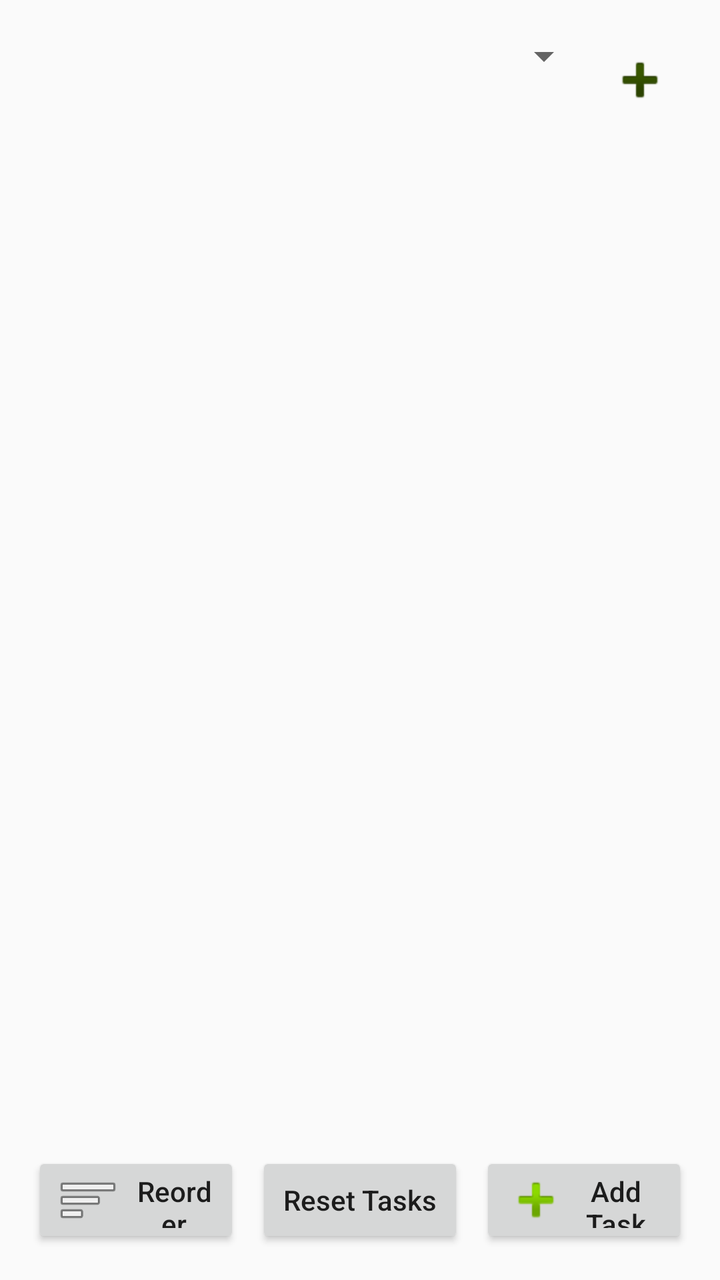
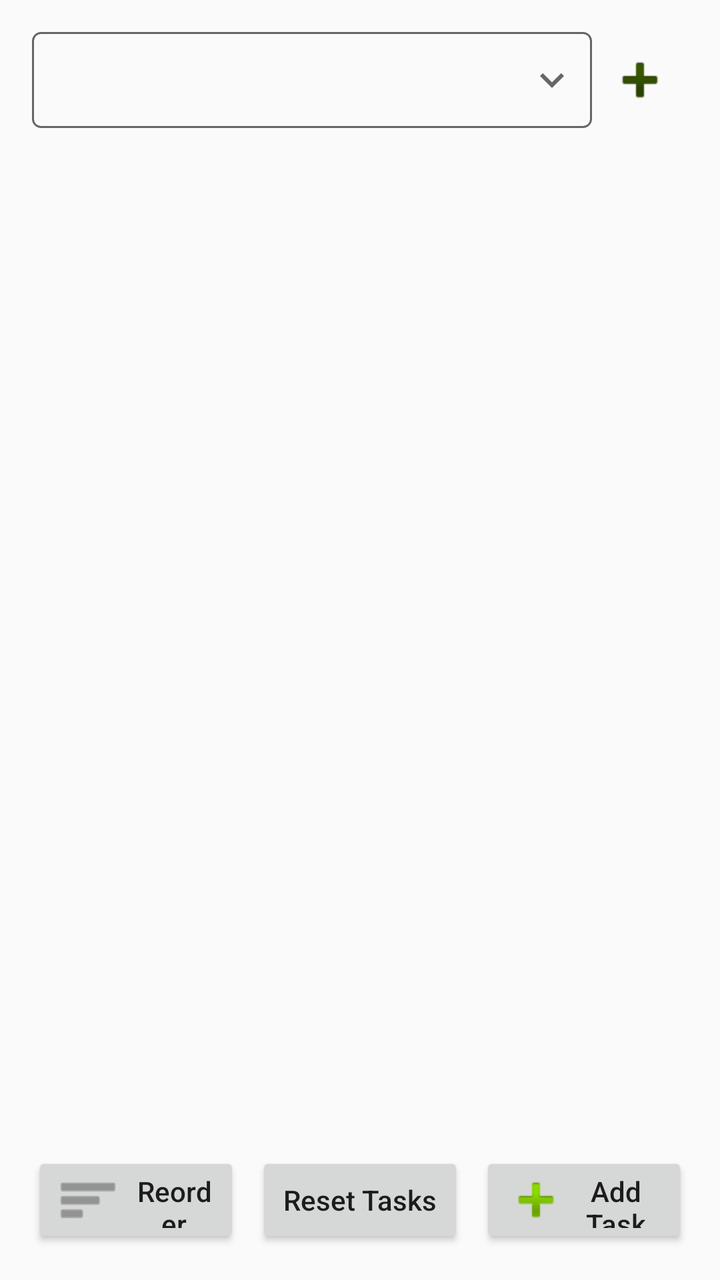

An Android layout rendered at two revisions. The XML below is the earlier revision; the diff shows what the commit changed to produce the second picture.
<!-- AndroidManifest.xml: activity theme Theme.Checklist -->
<!-- res/layout/activity_main.xml -->
<?xml version="1.0" encoding="utf-8"?>
<androidx.constraintlayout.widget.ConstraintLayout xmlns:android="http://schemas.android.com/apk/res/android"
    xmlns:app="http://schemas.android.com/apk/res-auto"
    xmlns:tools="http://schemas.android.com/tools"
    android:layout_width="match_parent"
    android:layout_height="match_parent"
    tools:context=".MainActivity">

    <LinearLayout
        android:id="@+id/topButtonsLayout"
        android:layout_width="0dp"
        android:layout_height="wrap_content"
        android:orientation="horizontal"
        android:gravity="start"
        android:padding="16dp"
        app:layout_constraintEnd_toEndOf="parent"
        app:layout_constraintStart_toStartOf="parent"
        app:layout_constraintTop_toTopOf="parent">

        <Spinner
            android:id="@+id/routineSpinner"
            android:layout_width="0dp"
            android:layout_height="wrap_content"
            android:layout_weight="1"
            android:spinnerMode="dropdown" />

        <ImageButton
            android:id="@+id/addRoutineButton"
            android:layout_width="48dp"
            android:layout_height="48dp"
            android:src="@android:drawable/ic_input_add"
            android:contentDescription="@string/add_routine"
            android:background="?attr/selectableItemBackgroundBorderless"
            android:tint="?attr/colorControlNormal" />

    </LinearLayout>

    <androidx.recyclerview.widget.RecyclerView
        android:id="@+id/recyclerView"
        android:layout_width="0dp"
        android:layout_height="0dp"
        app:layout_constraintBottom_toTopOf="@id/bottomButtonsLayout"
        app:layout_constraintEnd_toEndOf="parent"
        app:layout_constraintStart_toStartOf="parent"
        app:layout_constraintTop_toBottomOf="@id/topButtonsLayout"
        tools:listitem="@layout/item_task" />

    <LinearLayout
        android:id="@+id/bottomButtonsLayout"
        android:layout_width="0dp"
        android:layout_height="wrap_content"
        android:orientation="horizontal"
        android:gravity="center_vertical"
        android:layout_margin="16dp"
        app:layout_constraintBottom_toBottomOf="parent"
        app:layout_constraintEnd_toEndOf="parent"
        app:layout_constraintStart_toStartOf="parent">

        <Button
            android:id="@+id/reorderTasksButton"
            android:layout_width="0dp"
            android:layout_height="48dp"
            android:minHeight="48dp"
            android:maxHeight="48dp"
            android:layout_weight="1"
            android:layout_marginEnd="8dp"
            android:text="@string/reorder_tasks"
            android:drawableStart="@android:drawable/ic_menu_sort_by_size"
            android:drawablePadding="6dp"
            android:textAllCaps="false" />

        <Button
            android:id="@+id/resetStatusButton"
            android:layout_width="0dp"
            android:layout_height="48dp"
            android:minHeight="48dp"
            android:maxHeight="48dp"
            android:layout_weight="1"
            android:text="Reset Tasks"
            android:textAllCaps="false" />

        <Button
            android:id="@+id/addTaskButton"
            android:layout_width="0dp"
            android:layout_height="48dp"
            android:minHeight="48dp"
            android:maxHeight="48dp"
            android:layout_weight="1"
            android:layout_marginStart="8dp"
            android:drawableStart="@android:drawable/ic_input_add"
            android:text="Add Task"
            android:textAllCaps="false" />

    </LinearLayout>

</androidx.constraintlayout.widget.ConstraintLayout>
<!-- res/layout/item_task.xml (included above) -->
<?xml version="1.0" encoding="utf-8"?>
<LinearLayout xmlns:android="http://schemas.android.com/apk/res/android"
    android:layout_width="match_parent"
    android:layout_height="wrap_content"
    android:orientation="horizontal"
    android:padding="20dp"
    android:minHeight="80dp"
    android:gravity="center_vertical">

    <ImageButton
        android:id="@+id/editButton"
        android:layout_width="40dp"
        android:layout_height="40dp"
        android:src="@android:drawable/ic_menu_edit"
        android:contentDescription="Edit task"
        android:scaleType="centerInside"
        android:background="?attr/selectableItemBackground"
        android:layout_marginEnd="16dp" />

    <ImageButton
        android:id="@+id/dragHandle"
        android:layout_width="40dp"
        android:layout_height="40dp"
        android:src="@drawable/ic_drag_handle"
        android:contentDescription="@string/reorder_task"
        android:scaleType="centerInside"
        android:background="?attr/selectableItemBackground"
        android:layout_marginEnd="16dp"
        android:visibility="gone" />

    <TextView
        android:id="@+id/taskName"
        android:layout_width="0dp"
        android:layout_height="wrap_content"
        android:layout_weight="1"
        android:textSize="20sp"
        android:textStyle="bold" />

    <EditText
        android:id="@+id/taskNameEdit"
        android:layout_width="0dp"
        android:layout_height="wrap_content"
        android:layout_weight="1"
        android:hint="@string/edit_task_name"
        android:inputType="textCapSentences"
        android:singleLine="true"
        android:textSize="18sp"
        android:visibility="gone" />

    <LinearLayout
        android:id="@+id/taskEditActions"
        android:layout_width="wrap_content"
        android:layout_height="wrap_content"
        android:orientation="horizontal"
        android:visibility="gone">

        <ImageButton
            android:id="@+id/saveTaskButton"
            android:layout_width="40dp"
            android:layout_height="40dp"
            android:src="@drawable/ic_check"
            android:contentDescription="@string/save_task"
            android:background="?attr/selectableItemBackgroundBorderless"
            android:tint="#2E7D32" />

        <ImageButton
            android:id="@+id/deleteTaskButton"
            android:layout_width="40dp"
            android:layout_height="40dp"
            android:src="@android:drawable/ic_menu_delete"
            android:contentDescription="@string/delete_task"
            android:background="?attr/selectableItemBackgroundBorderless"
            android:tint="#D32F2F" />

        <ImageButton
            android:id="@+id/cancelTaskEditButton"
            android:layout_width="40dp"
            android:layout_height="40dp"
            android:src="@android:drawable/ic_menu_close_clear_cancel"
            android:contentDescription="@string/cancel_task_edit"
            android:background="?attr/selectableItemBackgroundBorderless"
            android:tint="#1976D2" />
    </LinearLayout>

    <Switch
        android:id="@+id/completeToggle"
        android:layout_width="wrap_content"
        android:layout_height="wrap_content"
        android:layout_marginStart="16dp"
        android:layout_marginEnd="12dp"
        android:scaleX="1.5"
        android:scaleY="1.5" />

</LinearLayout>
<!-- resources referenced by this layout -->
<resources>
  <!-- drawable ic_check (drawable) -->
  <vector xmlns:android="http://schemas.android.com/apk/res/android"
      android:width="24dp"
      android:height="24dp"
      android:viewportWidth="24"
      android:viewportHeight="24">
      <path
          android:fillColor="#FF000000"
          android:pathData="M9,16.17 4.83,12 3.41,13.41 9,19 21,7 19.59,5.59z" />
  </vector>
  <!-- drawable ic_drag_handle (drawable) -->
  <vector xmlns:android="http://schemas.android.com/apk/res/android"
      android:width="24dp"
      android:height="24dp"
      android:viewportWidth="24"
      android:viewportHeight="24">
      <path
          android:fillColor="#FF000000"
          android:pathData="M9,5a1.5,1.5 0,1 1,-3 0a1.5,1.5 0,0 1,3 0M18,5a1.5,1.5 0,1 1,-3 0a1.5,1.5 0,0 1,3 0M9,12a1.5,1.5 0,1 1,-3 0a1.5,1.5 0,0 1,3 0M18,12a1.5,1.5 0,1 1,-3 0a1.5,1.5 0,0 1,3 0M9,19a1.5,1.5 0,1 1,-3 0a1.5,1.5 0,0 1,3 0M18,19a1.5,1.5 0,1 1,-3 0a1.5,1.5 0,0 1,3 0" />
  </vector>
  <string name="add_routine">Add routine</string>
  <string name="cancel_task_edit">Cancel editing</string>
  <string name="delete_task">Delete task</string>
  <string name="edit_task_name">Task name</string>
  <string name="reorder_task">Reorder task</string>
  <string name="reorder_tasks">Reorder Tasks</string>
  <string name="save_task">Save task</string>
  <style name="Theme.Checklist" parent="Theme.AppCompat.DayNight.DarkActionBar">
          
          <item name="colorPrimary">@android:color/holo_blue_light</item>
          <item name="colorPrimaryVariant">@android:color/holo_blue_dark</item>
          <item name="colorOnPrimary">@android:color/white</item>
          
          <item name="colorSecondary">@android:color/holo_green_light</item>
          <item name="colorSecondaryVariant">@android:color/holo_green_dark</item>
          <item name="colorOnSecondary">@android:color/black</item>
      </style>
</resources>

<!-- the commit's change to res/layout/activity_main.xml (unified diff, before → after) -->
@@ -20,8 +20,12 @@
         <Spinner
             android:id="@+id/routineSpinner"
             android:layout_width="0dp"
-            android:layout_height="wrap_content"
-            android:layout_weight="1"
+            android:layout_height="48dp"
+            android:layout_weight="1"
+            android:background="@drawable/bg_routine_spinner"
+            android:gravity="center_vertical"
+            android:paddingStart="12dp"
+            android:paddingEnd="36dp"
             android:spinnerMode="dropdown" />
 
         <ImageButton
@@ -44,6 +48,35 @@
         app:layout_constraintStart_toStartOf="parent"
         app:layout_constraintTop_toBottomOf="@id/topButtonsLayout"
         tools:listitem="@layout/item_task" />
+
+    <LinearLayout
+        android:id="@+id/emptyRoutineState"
+        android:layout_width="0dp"
+        android:layout_height="0dp"
+        android:gravity="center"
+        android:orientation="vertical"
+        android:visibility="gone"
+        app:layout_constraintBottom_toTopOf="@id/bottomButtonsLayout"
+        app:layout_constraintEnd_toEndOf="parent"
+        app:layout_constraintStart_toStartOf="parent"
+        app:layout_constraintTop_toBottomOf="@id/topButtonsLayout">
+
+        <TextView
+            android:layout_width="wrap_content"
+            android:layout_height="wrap_content"
+            android:layout_marginBottom="12dp"
+            android:gravity="center"
+            android:text="@string/no_tasks_created"
+            android:textSize="18sp" />
+
+        <Button
+            android:id="@+id/deleteEmptyRoutineButton"
+            android:layout_width="wrap_content"
+            android:layout_height="48dp"
+            android:minHeight="48dp"
+            android:text="@string/delete_routine"
+            android:textAllCaps="false" />
+    </LinearLayout>
 
     <LinearLayout
         android:id="@+id/bottomButtonsLayout"
@@ -66,6 +99,7 @@
             android:layout_marginEnd="8dp"
             android:text="@string/reorder_tasks"
             android:drawableStart="@android:drawable/ic_menu_sort_by_size"
+            android:drawableTint="@color/action_icon"
             android:drawablePadding="6dp"
             android:textAllCaps="false" />
 
@@ -121,6 +155,7 @@
         android:src="@drawable/ic_drag_handle"
         android:contentDescription="@string/reorder_task"
         android:scaleType="centerInside"
+        android:tint="?attr/colorControlNormal"
         android:background="?attr/selectableItemBackground"
         android:layout_marginEnd="16dp"
         android:visibility="gone" />
@@ -153,30 +188,34 @@
 
         <ImageButton
             android:id="@+id/saveTaskButton"
-            android:layout_width="40dp"
-            android:layout_height="40dp"
+            android:layout_width="48dp"
+            android:layout_height="48dp"
             android:src="@drawable/ic_check"
             android:contentDescription="@string/save_task"
-            android:background="?attr/selectableItemBackgroundBorderless"
-            android:tint="#2E7D32" />
+            android:padding="12dp"
+            android:background="?attr/selectableItemBackgroundBorderless"
+            android:tint="@color/action_save" />
 
         <ImageButton
             android:id="@+id/deleteTaskButton"
-            android:layout_width="40dp"
-            android:layout_height="40dp"
+            android:layout_width="48dp"
+            android:layout_height="48dp"
             android:src="@android:drawable/ic_menu_delete"
             android:contentDescription="@string/delete_task"
-            android:background="?attr/selectableItemBackgroundBorderless"
-            android:tint="#D32F2F" />
+            android:padding="12dp"
+            android:scaleType="centerInside"
+            android:background="?attr/selectableItemBackgroundBorderless"
+            android:tint="@color/action_cancel" />
 
         <ImageButton
             android:id="@+id/cancelTaskEditButton"
-            android:layout_width="40dp"
-            android:layout_height="40dp"
-            android:src="@android:drawable/ic_menu_close_clear_cancel"
+            android:layout_width="48dp"
+            android:layout_height="48dp"
+            android:src="@drawable/ic_close"
             android:contentDescription="@string/cancel_task_edit"
-            android:background="?attr/selectableItemBackgroundBorderless"
-            android:tint="#1976D2" />
+            android:padding="12dp"
+            android:background="?attr/selectableItemBackgroundBorderless"
+            android:tint="@color/action_cancel" />
     </LinearLayout>
 
     <Switch
<!-- resource entries referenced after the edit -->
@@ -1,5 +1,26 @@
 <!-- resources referenced by this layout -->
 <resources>
+  <color name="action_cancel">#D32F2F</color>
+  <color name="action_icon">#666666</color>
+  <color name="action_save">#2E7D32</color>
+  <!-- drawable bg_routine_spinner (drawable) -->
+  <layer-list xmlns:android="http://schemas.android.com/apk/res/android">
+      <item>
+          <shape android:shape="rectangle">
+              <solid android:color="@android:color/transparent" />
+              <stroke
+                  android:width="1dp"
+                  android:color="@color/action_icon" />
+              <corners android:radius="4dp" />
+          </shape>
+      </item>
+      <item
+          android:drawable="@drawable/ic_expand_more"
+          android:gravity="end|center_vertical"
+          android:width="24dp"
+          android:height="24dp"
+          android:right="8dp" />
+  </layer-list>
   <!-- drawable ic_check (drawable) -->
   <vector xmlns:android="http://schemas.android.com/apk/res/android"
       android:width="24dp"
@@ -9,6 +30,16 @@
       <path
           android:fillColor="#FF000000"
           android:pathData="M9,16.17 4.83,12 3.41,13.41 9,19 21,7 19.59,5.59z" />
+  </vector>
+  <!-- drawable ic_close (drawable) -->
+  <vector xmlns:android="http://schemas.android.com/apk/res/android"
+      android:width="24dp"
+      android:height="24dp"
+      android:viewportWidth="24"
+      android:viewportHeight="24">
+      <path
+          android:fillColor="#FF000000"
+          android:pathData="M19,6.41 17.59,5 12,10.59 6.41,5 5,6.41 10.59,12 5,17.59 6.41,19 12,13.41 17.59,19 19,17.59 13.41,12z" />
   </vector>
   <!-- drawable ic_drag_handle (drawable) -->
   <vector xmlns:android="http://schemas.android.com/apk/res/android"
@@ -22,8 +53,10 @@
   </vector>
   <string name="add_routine">Add routine</string>
   <string name="cancel_task_edit">Cancel editing</string>
+  <string name="delete_routine">Delete Routine</string>
   <string name="delete_task">Delete task</string>
   <string name="edit_task_name">Task name</string>
+  <string name="no_tasks_created">No tasks created</string>
   <string name="reorder_task">Reorder task</string>
   <string name="reorder_tasks">Reorder Tasks</string>
   <string name="save_task">Save task</string>
@@ -37,5 +70,15 @@
           <item name="colorSecondaryVariant">@android:color/holo_green_dark</item>
           <item name="colorOnSecondary">@android:color/black</item>
       </style>
+  <!-- drawable ic_expand_more (drawable) -->
+  <vector xmlns:android="http://schemas.android.com/apk/res/android"
+      android:width="24dp"
+      android:height="24dp"
+      android:viewportWidth="24"
+      android:viewportHeight="24">
+      <path
+          android:fillColor="@color/action_icon"
+          android:pathData="M7.41,8.59 12,13.17 16.59,8.59 18,10 12,16 6,10z" />
+  </vector>
 </resources>
 
